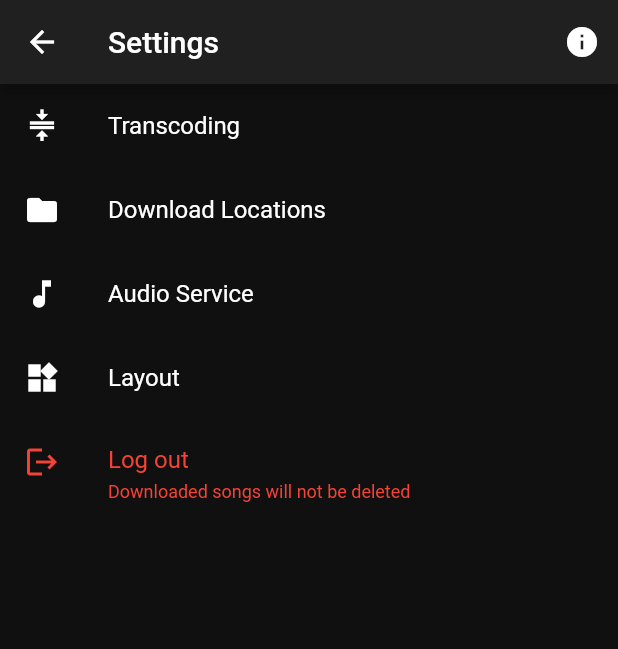
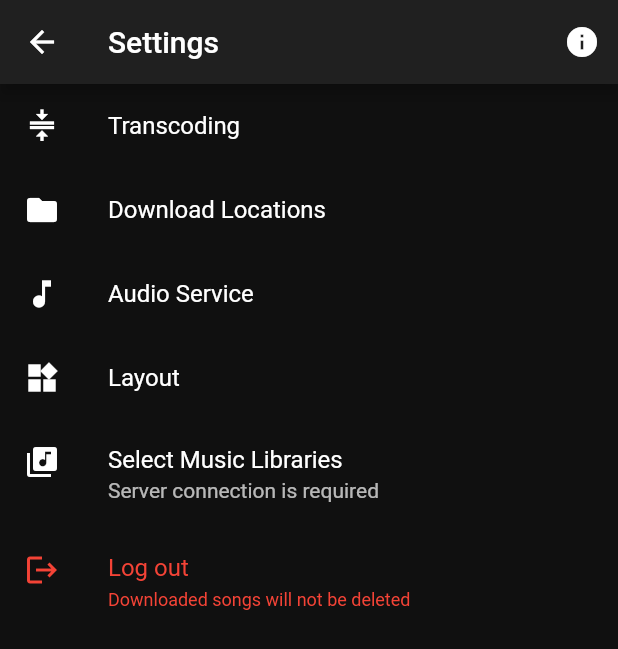
Before and after one commit to jmshrv/finamp, a Flutter app: the SettingsScreen screen opened by its route, on a phone screen of 412 x 824 dp. Shown: the top 649 px of the screen. Run offline on Flutter 3.47's test engine with Material 2 defaults, Android fonts, the phone set to English and light mode, and no system bars; our stand-ins replace audio_service, cached_network_image, chopper, device_info, file_picker, flutter_sticky_header and 8 more; missing offline and left inert: audio_session, clipboard, file_sizes, flutter_downloader, simple_gesture_detector; accounts and stored records are empty; generated files the repository leaves out were written again; project files that could hold a hidden picture were left out.

Commit message:
Add library selection button in settings

```diff
--- a/lib/screens/SettingsScreen.dart
+++ b/lib/screens/SettingsScreen.dart
@@ -54,6 +54,12 @@ class SettingsScreen extends StatelessWidget {
               title: const Text("Layout"),
               onTap: () => Navigator.of(context).pushNamed("/settings/layout"),
             ),
+            ListTile(
+              leading: const Icon(Icons.library_music),
+              title: const Text("Select Music Libraries"),
+              subtitle: const Text("Server connection is required"),
+              onTap: () => Navigator.of(context).pushNamed("/settings/views"),
+            ),
             const LogoutListTile(),
           ],
         ),
```
